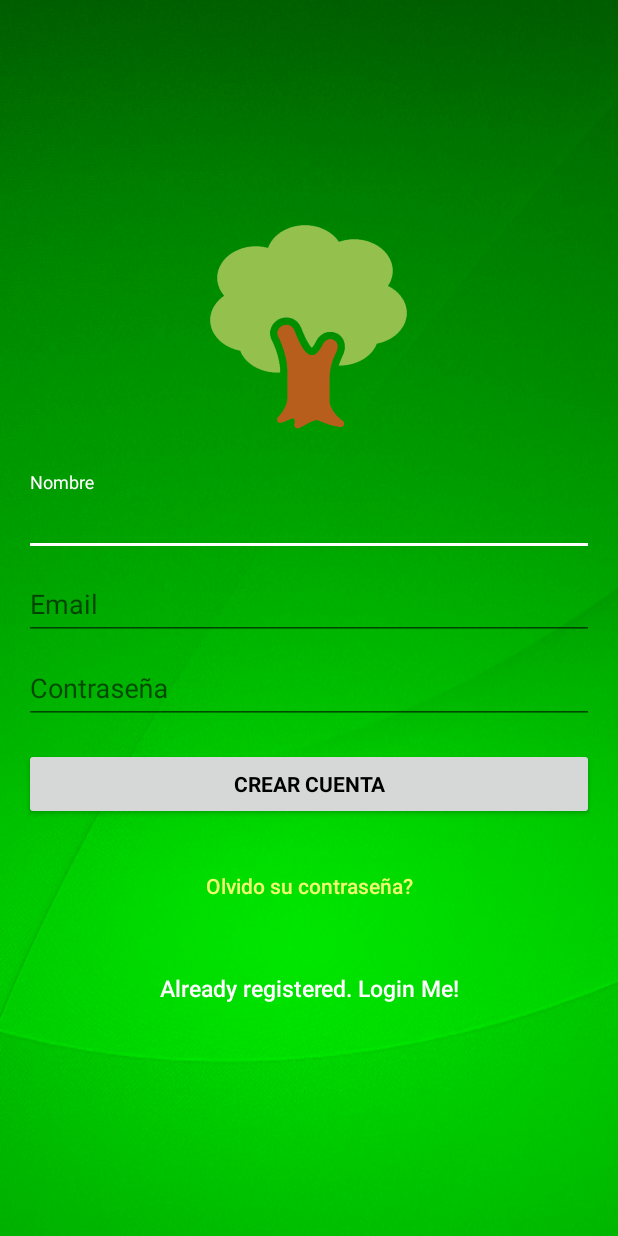
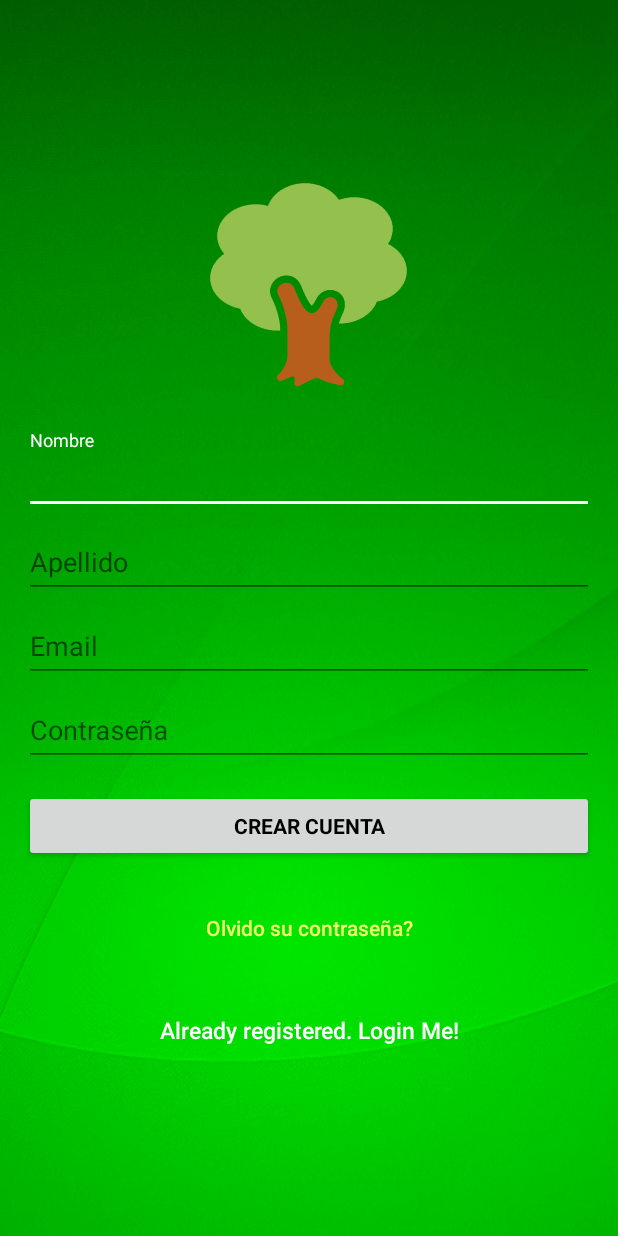
Before and after one commit to diegusweb/MisionArbol, an Android app: the SignupActivity screen opened directly, with no data from a screen before it, on a phone screen of 412 x 824 dp. Run offline under Robolectric (Android 15) with nearby library versions, the phone set to English and light mode, and no system bars; our stand-ins replace ButterKnife; libraries missing offline, so code that uses them is left out: com.raizlabs.android.

Commit message:
activity register user and navigation

```diff
--- a/app/src/main/res/layout/activity_signup.xml
+++ b/app/src/main/res/layout/activity_signup.xml
@@ -5,6 +5,7 @@ xmlns:tools="http://schemas.android.com/tools"
 android:layout_width="match_parent"
 android:layout_height="match_parent"
 android:fitsSystemWindows="true"
+    android:id="@+id/root"
 tools:context="com.diegusweb.dev.misionarbol.activity.login.SignupActivity">
 
 <LinearLayout
@@ -28,10 +29,26 @@ tools:context="com.diegusweb.dev.misionarbol.activity.login.SignupActivity">
         android:layout_height="wrap_content">
 
         <EditText
-            android:id="@+id/nombre"
+            android:id="@+id/first_name"
             android:layout_width="match_parent"
             android:layout_height="wrap_content"
-            android:hint="@string/nombre"
+            android:hint="Nombre"
+            android:inputType="text"
+            android:maxLines="1"
+            android:singleLine="true"
+            android:textColor="@android:color/white" />
+
+    </android.support.design.widget.TextInputLayout>
+
+    <android.support.design.widget.TextInputLayout
+        android:layout_width="match_parent"
+        android:layout_height="wrap_content">
+
+        <EditText
+            android:id="@+id/last_name"
+            android:layout_width="match_parent"
+            android:layout_height="wrap_content"
+            android:hint="Apellido"
             android:inputType="text"
             android:maxLines="1"
             android:singleLine="true"
```
Also changed, not shown: app/src/main/java/com/diegusweb/dev/misionarbol/activity/login/SignupActivity.java (+15 -0 lines).
